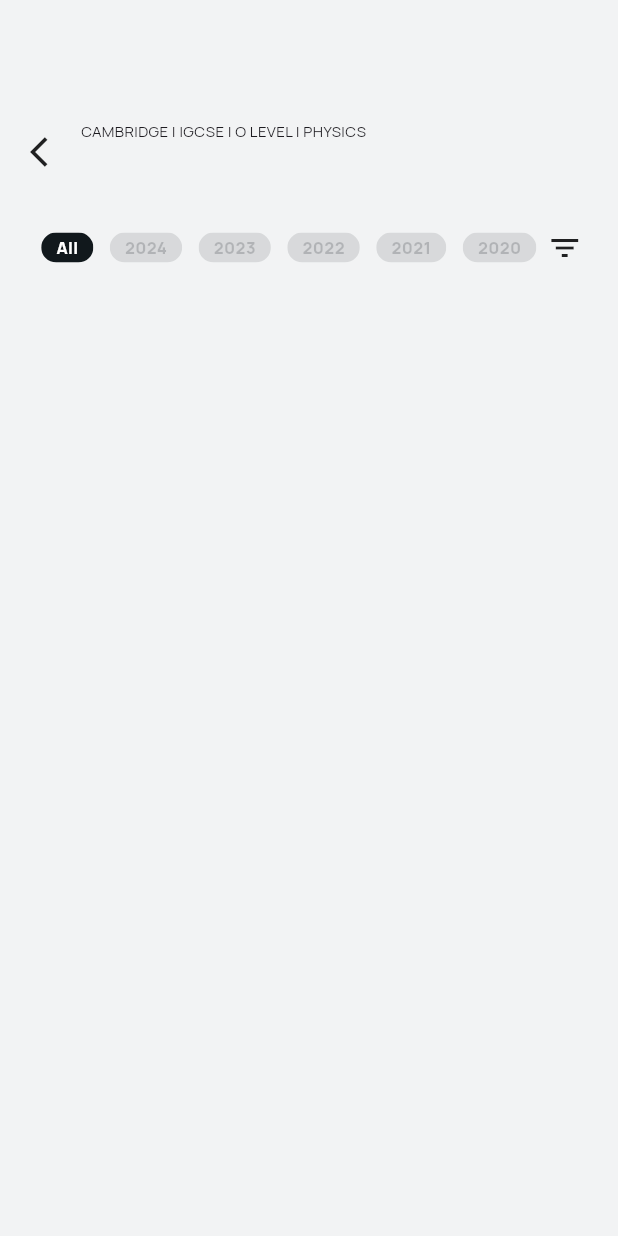
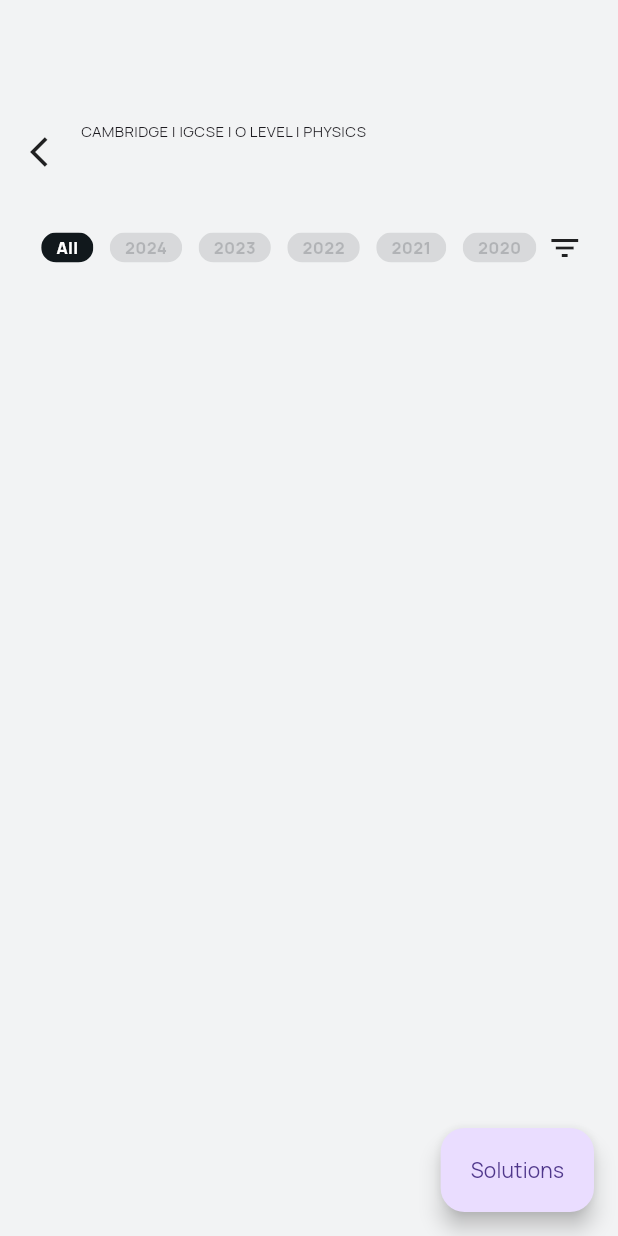
Before and after one commit to tinashemahwenda/reviza_app, a Flutter app: the QuestionsPage screen opened directly with empty values, on a phone screen of 412 x 824 dp. Run offline on Flutter 3.47's test engine with Material 3 defaults, Android fonts, the phone set to English and light mode, and no system bars; our stand-ins replace lottie, typewritertext.

```diff
--- a/lib/screens/questions_page.dart
+++ b/lib/screens/questions_page.dart
@@ -110,6 +110,9 @@ class _QuestionsPageState extends State<QuestionsPage> {
             ],
           )),
         ),
-    );
+        floatingActionButton: FloatingActionButton.extended(
+          onPressed: () {},
+          label: Text('Solutions'),
+        ));
   }
 }
```
Lines whose indentation alone changed are shown as unchanged.
